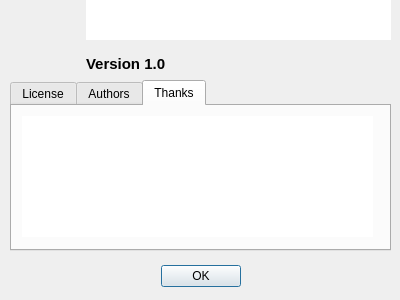
This is jpconj/Ui/about.ui in anqafalak/japkatsuyou as Qt 5 draws it before an edit. The edited form follows.
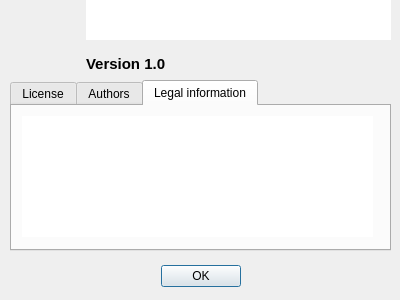
This is the edited form. The open tabs and pages were chosen to show the change. Icons and pictures are not drawn.

Commit message: Legal information

What changed in the file:
```diff
--- a/jpconj/Ui/about.ui
+++ b/jpconj/Ui/about.ui
@@ -160,7 +160,7 @@
    </widget>
    <widget class="QWidget" name="thankt">
     <attribute name="title">
-     <string>Thanks</string>
+     <string>Legal information</string>
     </attribute>
     <widget class="QTextBrowser" name="thanksText">
      <property name="geometry">
```
Left out of the diff: 9 changed lines with no effect on the pictures. The commit also changes 22 other files.
